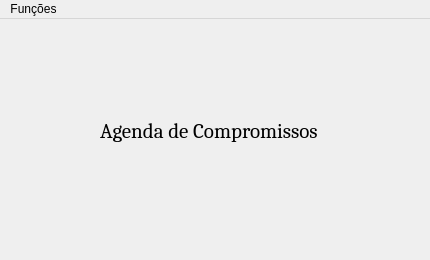
The window that Agenda/agenda.ui (AndersonS001/Estrutura-de-Dados) describes before a commit, drawn with Qt 5.
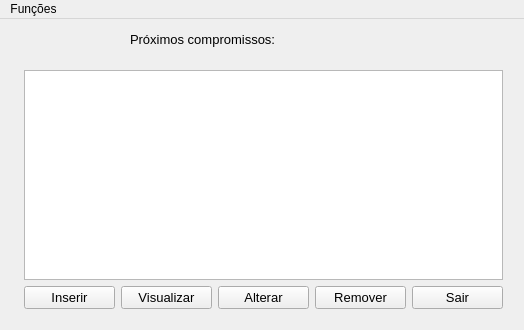
The same window after the commit. Icons and pictures are not drawn.

The edit to the form file:
```diff
--- a/Agenda/agenda.ui
+++ b/Agenda/agenda.ui
@@ -6,8 +6,8 @@
    <rect>
     <x>0</x>
     <y>0</y>
-    <width>430</width>
-    <height>260</height>
+    <width>524</width>
+    <height>330</height>
    </rect>
   </property>
   <property name="windowTitle">
@@ -17,30 +17,138 @@
    <widget class="QLabel" name="label">
     <property name="geometry">
      <rect>
-      <x>100</x>
-      <y>100</y>
-      <width>232</width>
-      <height>25</height>
+      <x>130</x>
+      <y>10</y>
+      <width>184</width>
+      <height>21</height>
      </rect>
     </property>
     <property name="font">
      <font>
-      <family>Cambria</family>
-      <pointsize>16</pointsize>
+      <pointsize>10</pointsize>
      </font>
     </property>
+    <property name="layoutDirection">
+     <enum>Qt::LeftToRight</enum>
+    </property>
     <property name="text">
-     <string>Agenda de Compromissos</string>
+     <string>Próximos compromissos:</string>
     </property>
    </widget>
+   <widget class="QWidget" name="">
+    <property name="geometry">
+     <rect>
+      <x>13</x>
+      <y>40</y>
+      <width>501</width>
+      <height>261</height>
+     </rect>
+    </property>
+    <layout class="QVBoxLayout" name="verticalLayout">
+     <item>
+      <widget class="QTableWidget" name="tbProximosCompromissos">
+       <property name="enabled">
+        <bool>true</bool>
+       </property>
+       <property name="layoutDirection">
+        <enum>Qt::LeftToRight</enum>
+       </property>
+      </widget>
+     </item>
+     <item>
+      <layout class="QHBoxLayout" name="horizontalLayout">
+       <item>
+        <widget class="QPushButton" name="btnInserir">
+         <property name="font">
+          <font>
+           <pointsize>10</pointsize>
+          </font>
+         </property>
+         <property name="text">
+          <string>Inserir</string>
+         </property>
+         <property name="icon">
+          <iconset>
+           <normaloff>Imagens/sinal-de-mais_318-54005.jpg</normaloff>Imagens/sinal-de-mais_318-54005.jpg</iconset>
+         </property>
+        </widget>
+       </item>
+       <item>
+        <widget class="QPushButton" name="btnVisualizar">
+         <property name="font">
+          <font>
+           <pointsize>10</pointsize>
+          </font>
+         </property>
+         <property name="text">
+          <string>Visualizar</string>
+         </property>
+         <property name="icon">
+          <iconset>
+           <normaloff>Imagens/ferramenta-de-lupa_318-50335.jpg</normaloff>Imagens/ferramenta-de-lupa_318-50335.jpg</iconset>
+         </property>
+        </widget>
+       </item>
+       <item>
+        <widget class="QPushButton" name="btnAlterar">
+         <property name="font">
+          <font>
+           <pointsize>10</pointsize>
+          </font>
+         </property>
+         <property name="text">
+          <string>Alterar</string>
+         </property>
+         <property name="icon">
+          <iconset>
+           <normaloff>Imagens/edicao-geral_318-27993.jpg</normaloff>Imagens/edicao-geral_318-27993.jpg</iconset>
+         </property>
+        </widget>
+       </item>
+       <item>
+        <widget class="QPushButton" name="btnRemover">
+         <property name="font">
+          <font>
+           <pointsize>10</pointsize>
+          </font>
+         </property>
+         <property name="text">
+          <string>Remover</string>
+         </property>
+         <property name="icon">
+          <iconset>
+           <normaloff>Imagens/lixeira_318-35857.jpg</normaloff>Imagens/lixeira_318-35857.jpg</iconset>
+         </property>
+        </widget>
+       </item>
+       <item>
+        <widget class="QPushButton" name="btnSair">
+         <property name="font">
+          <font>
+           <pointsize>10</pointsize>
+          </font>
+         </property>
+         <property name="text">
+          <string>Sair</string>
+         </property>
+         <property name="icon">
+          <iconset>
+           <normaloff>Imagens/porta-de-saida_318-48444.jpg</normaloff>Imagens/porta-de-saida_318-48444.jpg</iconset>
+         </property>
+        </widget>
+       </item>
+      </layout>
+     </item>
+    </layout>
+   </widget>
   </widget>
   <widget class="QMenuBar" name="menuBar">
    <property name="geometry">
     <rect>
      <x>0</x>
      <y>0</y>
-     <width>430</width>
-     <height>20</height>
+     <width>524</width>
+     <height>25</height>
     </rect>
    </property>
    <widget class="QMenu" name="menuFun_es">
```
Left out of the diff: 10 changed lines with no effect on the pictures.
